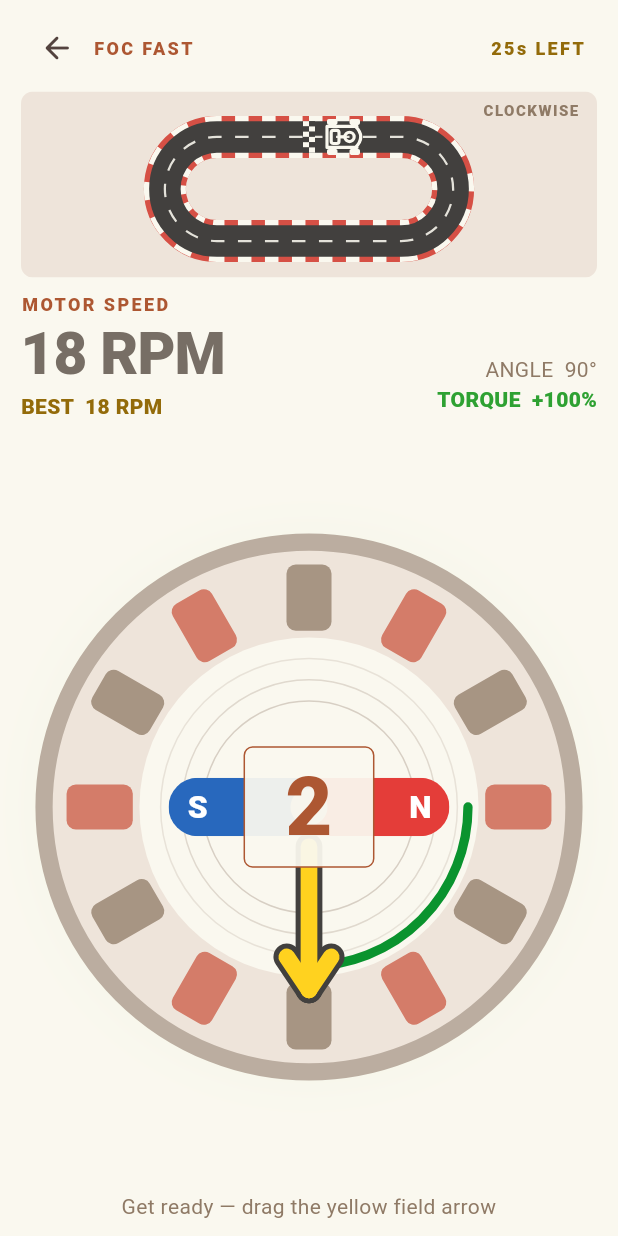
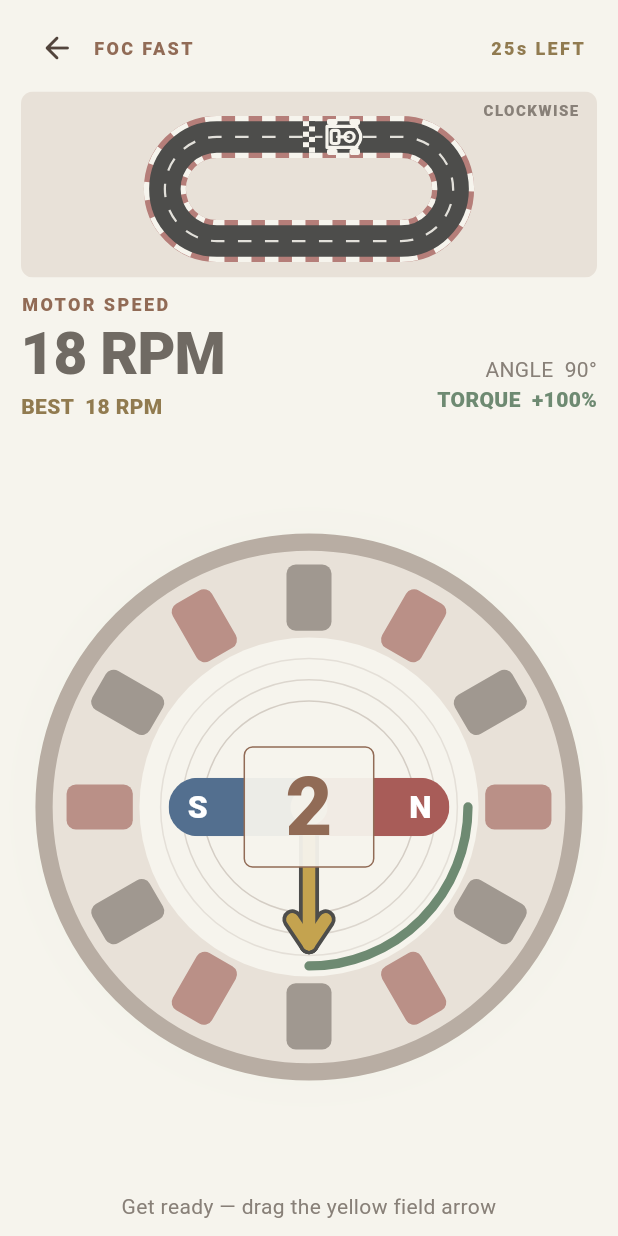
Before and after one commit to JoaoPedra-AMDG/FOC-game, a Flutter app: the screen it shows after launch, after a tap on "PLAY", on a phone screen of 412 x 824 dp. Run offline on Flutter 3.47's test engine with Material 3 defaults, Android fonts, the phone set to English and light mode, and no system bars.

Commit message:
Soften palette and reduce field arrow size

```diff
--- a/lib/screens/game_screen.dart
+++ b/lib/screens/game_screen.dart
@@ -137,7 +137,7 @@ class _SpeedReadout extends StatelessWidget {
               style: Theme.of(context).textTheme.bodyMedium?.copyWith(
                 color:
                     torque >= 0
-                        ? const Color.fromARGB(255, 46, 161, 50)
+                        ? const Color(0xFF6E8A72)
                         : GameColors.coral,
                 fontWeight: FontWeight.w800,
               ),
--- a/lib/theme/game_theme.dart
+++ b/lib/theme/game_theme.dart
@@ -2,22 +2,22 @@ import 'package:flutter/material.dart';
 
 abstract final class GameColors {
   // Warm board and tile tones from the original 2048 visual language.
-  static const ink = Color(0xFFFAF8EF);
-  static const panel = Color(0xFFEEE4DA);
-  static const raised = Color(0xFFDDD0C2);
-  static const line = Color(0xFFBBADA0);
-  static const cream = Color(0xFF776E65);
-  static const muted = Color(0xFF8F7A66);
-  static const mint = Color(0xFFAD5732);
-  static const coral = Color(0xFFC94F38);
-  static const gold = Color(0xFF936B0A);
-  static const button = Color(0xFF8F7A66);
-  static const road = Color(0xFF42403E);
-  static const curbRed = Color(0xFFD65045);
-  static const rod = Color.fromARGB(255, 205, 206, 206);
-  static const northPole = Color(0xFFE43D39);
-  static const southPole = Color(0xFF2868BD);
-  static const fieldArrow = Color(0xFFFFD21F);
+  static const ink = Color(0xFFF6F4ED);
+  static const panel = Color(0xFFE8E1D8);
+  static const raised = Color(0xFFD8CEC3);
+  static const line = Color(0xFFB8ADA3);
+  static const cream = Color(0xFF706A63);
+  static const muted = Color(0xFF888078);
+  static const mint = Color(0xFF916B56);
+  static const coral = Color(0xFFA66D64);
+  static const gold = Color(0xFF917B50);
+  static const button = Color(0xFF81766C);
+  static const road = Color(0xFF4D4D4B);
+  static const curbRed = Color(0xFFB57E79);
+  static const rod = Color(0xFFBFC1BE);
+  static const northPole = Color(0xFFA85C58);
+  static const southPole = Color(0xFF536F8F);
+  static const fieldArrow = Color(0xFFC4A34F);
 }
 
 ThemeData gameTheme() {
--- a/lib/widgets/motor_painter.dart
+++ b/lib/widgets/motor_painter.dart
@@ -25,7 +25,7 @@ class MotorPainter extends CustomPainter {
     final glow =
         Paint()
           ..color = (torque >= 0
-                  ? const Color.fromARGB(255, 83, 173, 50)
+                  ? const Color(0xFF789176)
                   : GameColors.coral)
               .withValues(alpha: strong ? 0.12 : 0.06)
           ..maskFilter = const MaskFilter.blur(BlurStyle.normal, 28);
@@ -124,20 +124,20 @@ class MotorPainter extends CustomPainter {
       Paint()
         ..color =
             torque >= 0
-                ? const Color.fromARGB(255, 10, 147, 46)
+                ? const Color(0xFF6E8A72)
                 : GameColors.coral
         ..style = PaintingStyle.stroke
         ..strokeWidth = radius * 0.035
         ..strokeCap = StrokeCap.round,
     );
 
-    final fieldTip = _point(center, radius * 0.69, fieldAngle);
-    final fieldBase = _point(center, radius * 0.15, fieldAngle);
-    final arrowWidth = radius * (strong ? 0.063 : 0.052);
+    final fieldTip = _point(center, radius * 0.5175, fieldAngle);
+    final fieldBase = _point(center, radius * 0.1125, fieldAngle);
+    final arrowWidth = radius * (strong ? 0.04725 : 0.039);
     final outline =
         Paint()
           ..color = GameColors.road
-          ..strokeWidth = arrowWidth + radius * 0.038
+          ..strokeWidth = arrowWidth + radius * 0.0285
           ..strokeCap = StrokeCap.round
           ..strokeJoin = StrokeJoin.round;
     final fieldPaint =
@@ -146,8 +146,8 @@ class MotorPainter extends CustomPainter {
           ..strokeWidth = arrowWidth
           ..strokeCap = StrokeCap.round
           ..strokeJoin = StrokeJoin.round;
-    final headA = _point(fieldTip, radius * 0.15, fieldAngle + 2.55);
-    final headB = _point(fieldTip, radius * 0.15, fieldAngle - 2.55);
+    final headA = _point(fieldTip, radius * 0.1125, fieldAngle + 2.55);
+    final headB = _point(fieldTip, radius * 0.1125, fieldAngle - 2.55);
     for (final paint in [outline, fieldPaint]) {
       canvas.drawLine(fieldBase, fieldTip, paint);
       canvas.drawLine(fieldTip, headA, paint);
```
Also changed, not shown: 2 other files.
